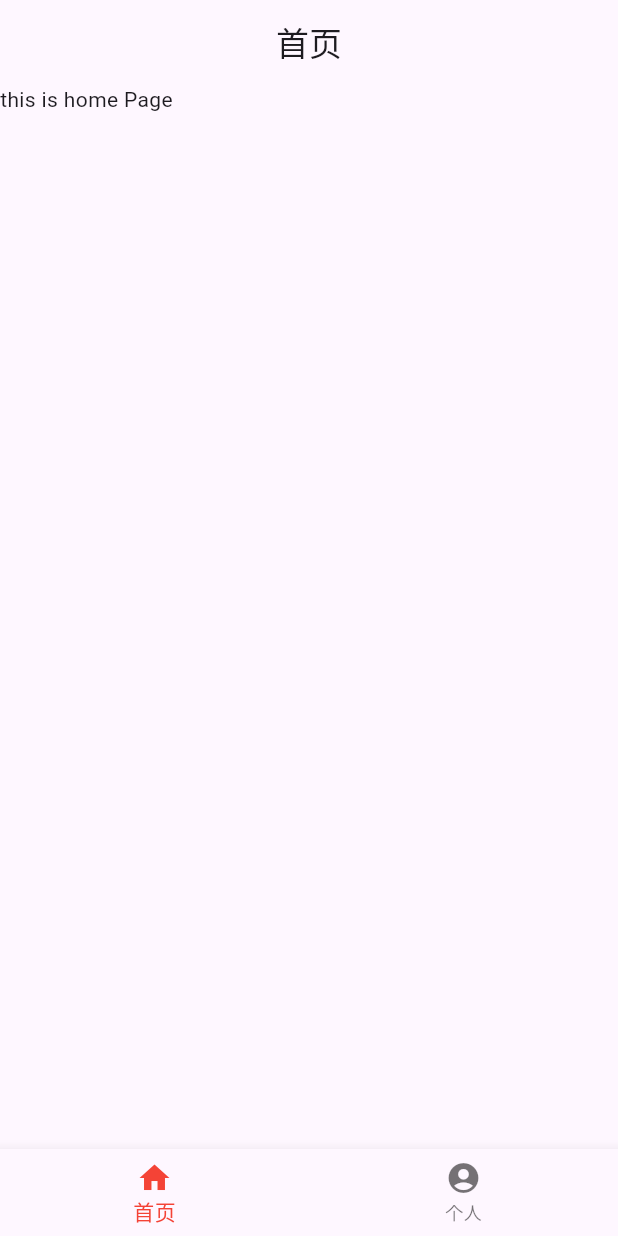
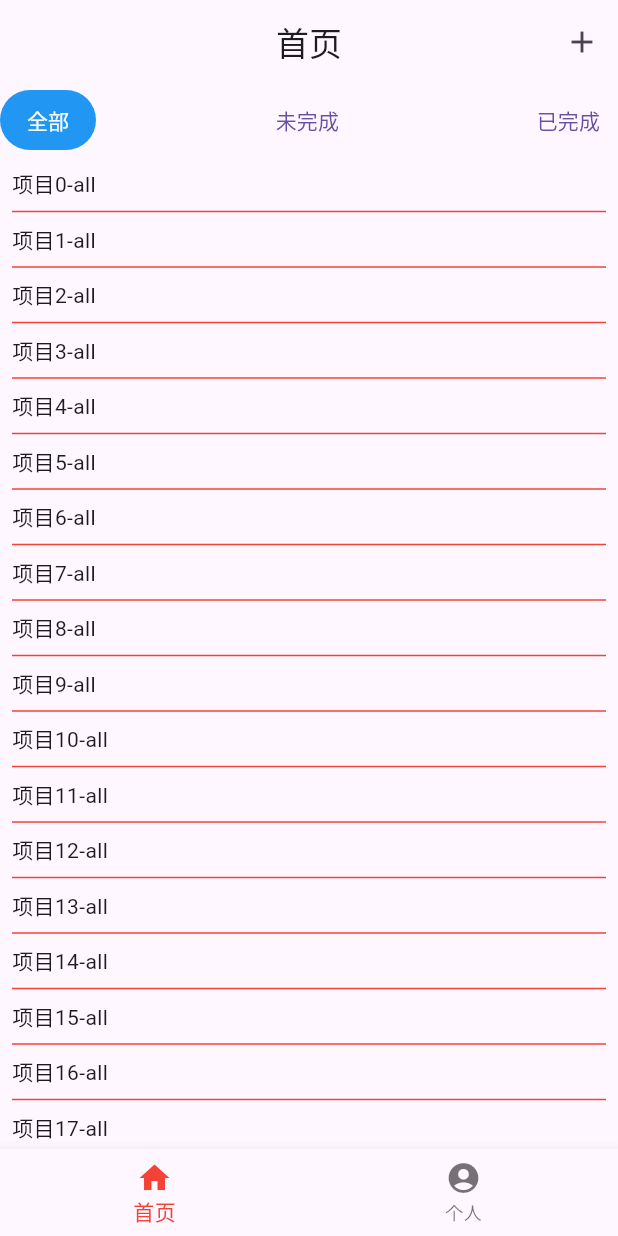
Before and after one commit to zwh0216/simple-life, a Flutter app: the screen it shows after launch, on a phone screen of 412 x 824 dp. Run offline on Flutter 3.47's test engine with Material 3 defaults, Android fonts, the phone set to English and light mode, and no system bars; our stand-ins replace go_router.

Commit message:
feat: 首页页面搭建

```diff
--- a/lib/page/home/home.dart
+++ b/lib/page/home/home.dart
@@ -1,5 +1,7 @@
 import 'package:flutter/material.dart';
 import 'package:simple_life/widget/tab_bar.dart';
+import 'package:simple_life/widget/drawer_page_wrap.dart';
+import 'package:simple_life/widget/button_tab_bar.dart';
 
 class Home extends StatefulWidget {
   const Home({super.key});
@@ -9,12 +11,56 @@ class Home extends StatefulWidget {
 }
 
 class _HomeState extends State<Home> {
+  String _selectedTabBarBtnKey = 'all';
+
+  void onCreateItem () async {
+    var res = await showModalBottomSheet(
+      context: context,
+      builder: (BuildContext context){
+        return DrawerPageWrap(title: '新建事项', body: Text('弹窗'),);
+      }
+    );
+  }
+
+  void onChangeTabBar (String key) {
+    setState(() {
+      _selectedTabBarBtnKey = key;
+    });
+  }
+
   @override
   Widget build(BuildContext context) {
+    final header = ButtonTabBar(
+      currentActiveKey: _selectedTabBarBtnKey,
+      onChange: onChangeTabBar,
+      actions: [
+        ButtonTabBarActionItem(label: '全部', key: 'all'),
+        ButtonTabBarActionItem(label: '未完成', key: 'none'),
+        ButtonTabBarActionItem(label: '已完成', key: 'done'),
+      ],
+    );
+
+    final body = Scrollbar(
+      child: ListView.separated(
+        itemCount: 30,
+        padding: EdgeInsets.all(8),
+        itemBuilder: (BuildContext context, int index) {
+          return Text('项目$index-$_selectedTabBarBtnKey');
+        },
+        separatorBuilder: (BuildContext context, int index) {
+          return Divider(color: Colors.red);
+        },
+      ),
+    );
+
     return Scaffold(
-        appBar: AppBar(title: Text('首页'), centerTitle: true),
-        bottomNavigationBar: CustomTabBar(tabKey: 'home',),
-        body: Text('this is home Page')
+      appBar: AppBar(
+        title: Text('首页'),
+        centerTitle: true,
+        actions: [IconButton(icon: Icon(Icons.add),onPressed: onCreateItem)],
+      ),
+      bottomNavigationBar: CustomTabBar(tabKey: 'home'),
+      body: Column(children: [header, Expanded(child: body)])
     );
   }
 }
```
